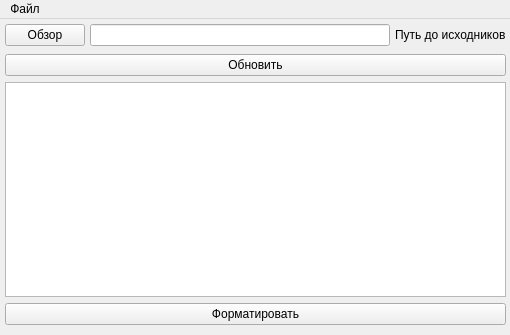
Above: autoFormatToolApp/mainwindow.ui from dethwyn/AutoFormatTool before the change. Below: the same form after it.
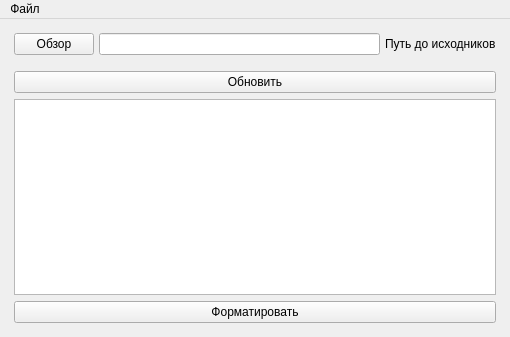
That is the form after the change.

Commit message: Изменение поведения ресайза

What changed in the file:
```diff
--- a/autoFormatToolApp/mainwindow.ui
+++ b/autoFormatToolApp/mainwindow.ui
@@ -7,22 +7,15 @@
     <x>0</x>
     <y>0</y>
     <width>510</width>
-    <height>335</height>
+    <height>337</height>
    </rect>
   </property>
   <property name="windowTitle">
    <string>Автоматическое форматирование исходного кода</string>
   </property>
   <widget class="QWidget" name="centralwidget">
-   <widget class="QWidget" name="horizontalLayoutWidget">
-    <property name="geometry">
-     <rect>
-      <x>0</x>
-      <y>0</y>
-      <width>511</width>
-      <height>32</height>
-     </rect>
-    </property>
+   <layout class="QGridLayout" name="gridLayout">
+    <item row="0" column="0">
     <layout class="QHBoxLayout" name="horizontalLayout">
      <property name="spacing">
       <number>5</number>
@@ -73,19 +66,11 @@
       </widget>
      </item>
     </layout>
-   </widget>
-   <widget class="QWidget" name="verticalLayoutWidget">
-    <property name="geometry">
-     <rect>
-      <x>0</x>
-      <y>30</y>
-      <width>511</width>
-      <height>281</height>
-     </rect>
-    </property>
+    </item>
+    <item row="1" column="0">
     <layout class="QVBoxLayout" name="verticalLayout">
      <property name="sizeConstraint">
-      <enum>QLayout::SetMaximumSize</enum>
+       <enum>QLayout::SetDefaultConstraint</enum>
      </property>
      <property name="leftMargin">
       <number>5</number>
@@ -120,7 +105,8 @@
       </widget>
      </item>
     </layout>
-   </widget>
+    </item>
+   </layout>
   </widget>
   <widget class="QMenuBar" name="menuBar">
    <property name="geometry">
```
Lines whose indentation alone changed are shown as unchanged. The commit also changes 1 other file.
